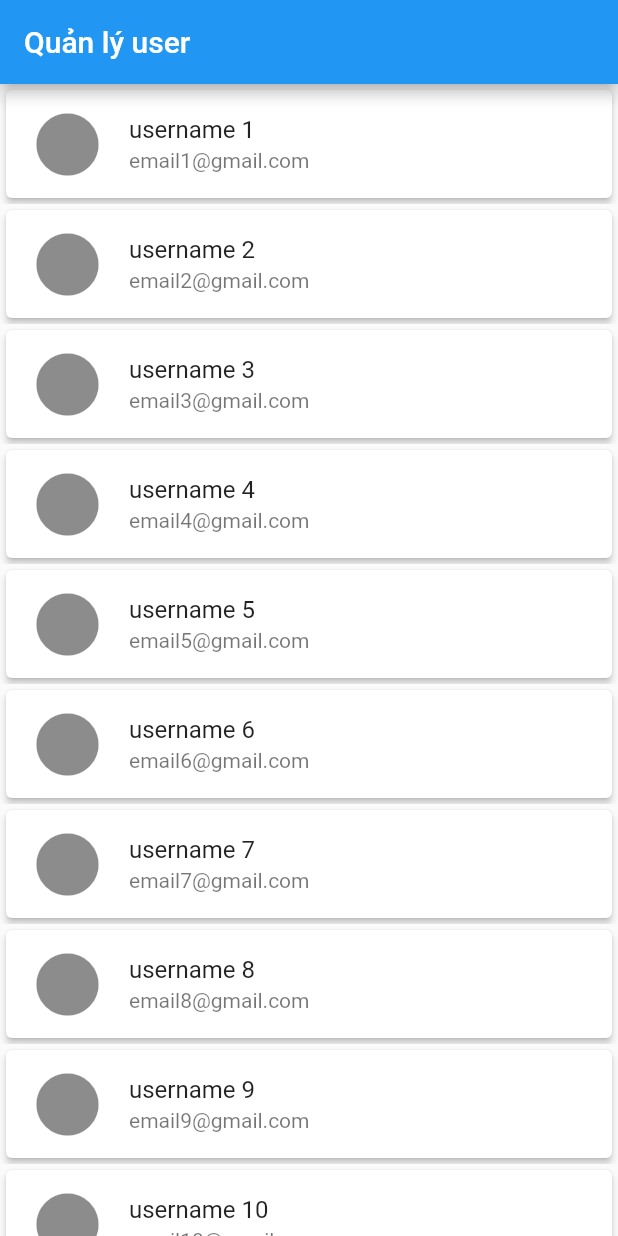
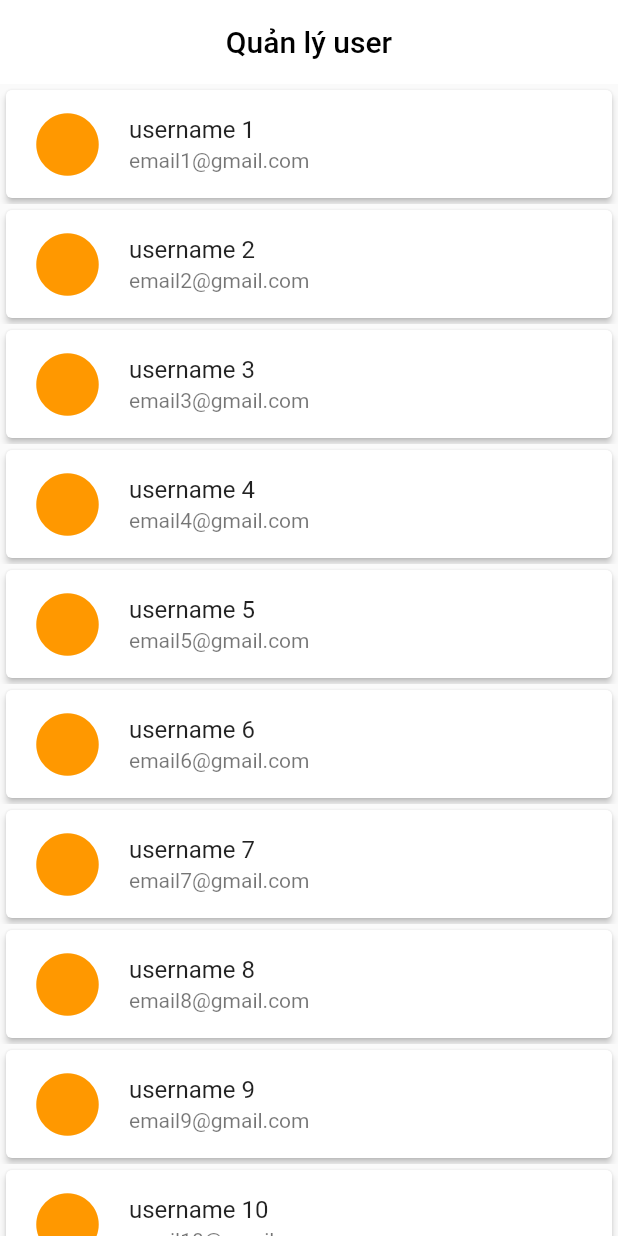
Before and after one commit to tientranzt/car_rent_flutter, a Flutter app: the screen it shows after launch, on a phone screen of 412 x 824 dp. Run offline on Flutter 3.47's test engine with Material 2 defaults, Android fonts, the phone set to English and light mode, and no system bars; our stand-ins replace cloud_firestore, email_validator, firebase_auth, firebase_core, firebase_storage, google_maps_flutter and 1 more; accounts and stored records are empty.

Commit message:
add detail user admin

```diff
--- a/lib/src/page/admin/userlist/user_list_page.dart
+++ b/lib/src/page/admin/userlist/user_list_page.dart
@@ -11,7 +11,10 @@ class _UserListPageState extends State<UserListPage> {
   Widget build(BuildContext context) {
     return Scaffold(
       appBar: AppBar(
-        title: Text("Quản lý user"),
+        backgroundColor: Colors.white,
+        title: Text("Quản lý user", style: TextStyle(color: Colors.black),),
+        centerTitle: true,
+        elevation: 0,
       ),
       body: SingleChildScrollView(
         child: Column(
@@ -22,17 +25,20 @@ class _UserListPageState extends State<UserListPage> {
                       onTap: () {
                         Navigator.push(context, MaterialPageRoute(builder: (context) => Scaffold(
                           appBar: AppBar(
-                            title: Text("username ${index + 1}"),
+                            backgroundColor: Colors.white,
+                            title: Text("username $index", style: TextStyle(color: Colors.black),),
                             centerTitle: true,
+                            elevation: 0,
+                            iconTheme: IconThemeData(color: Colors.black),
                           ),
-                          body: Center(child: Text("index $index")),
+                          body: Center(child: Text("content $index")),
                         )));
                       },
                       child: Card(
                         color: Colors.white,
                         elevation: 2,
                         child: ListTile(
-                          leading: Icon(Icons.circle, size: 50,),
+                          leading: Icon(Icons.circle, size: 50, color: Colors.orange,),
                           title: Text("username ${index + 1}"),
                           subtitle: Text("email${index + 1}@gmail.com"),
                         ),
```
